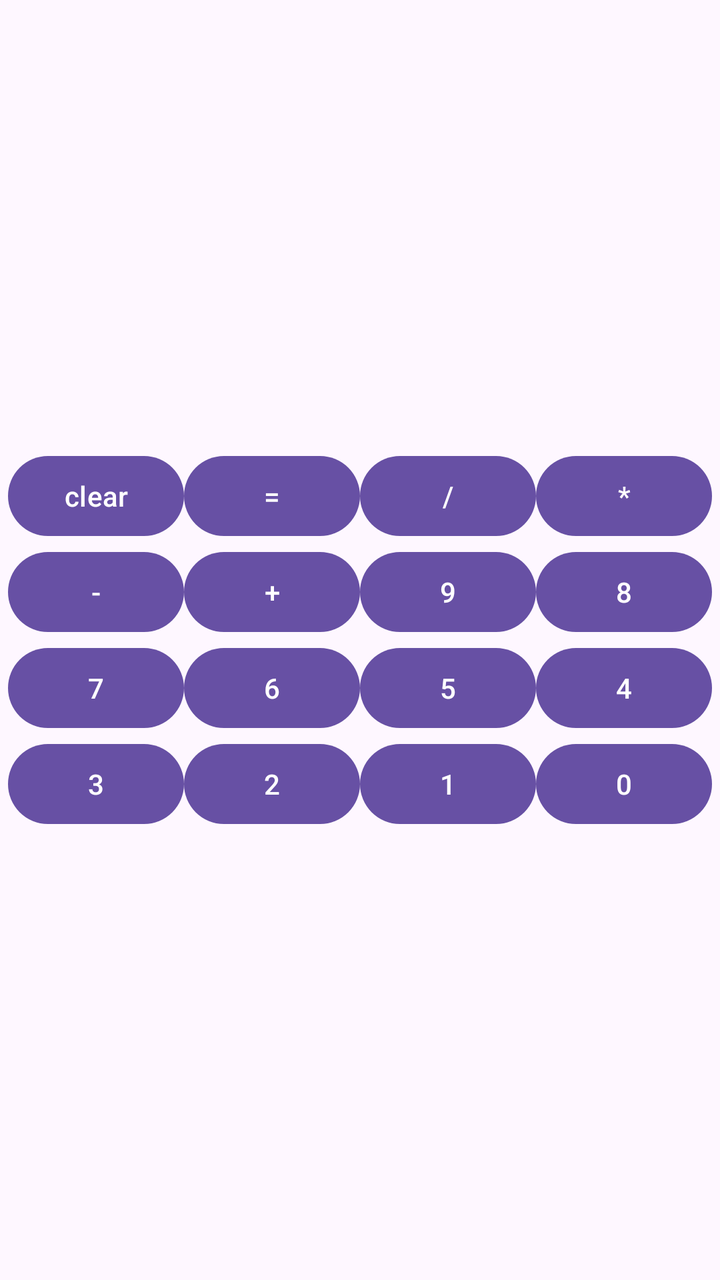
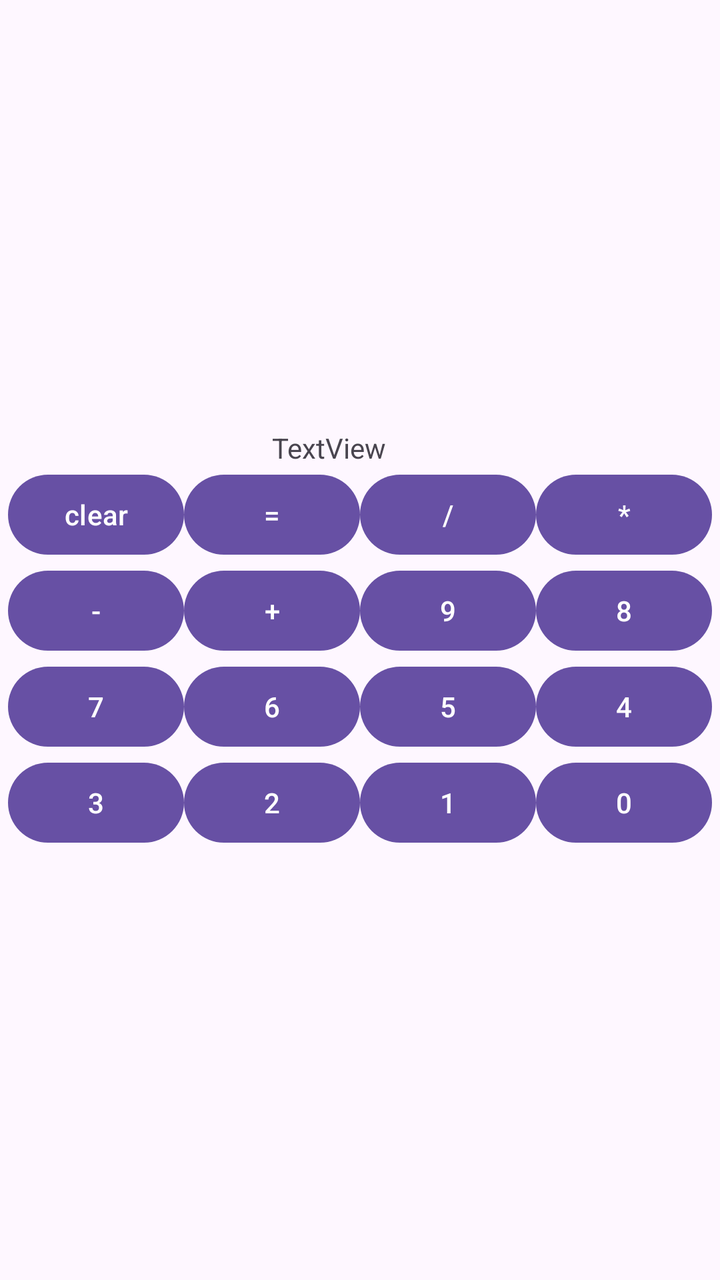

Before-and-after screenshots of an Android layout around one commit, followed by the original layout XML and the change that was made.
<!-- AndroidManifest.xml: application theme Theme.Calculatorapp -->
<!-- res/layout/activity_main.xml -->
<?xml version="1.0" encoding="utf-8"?>
<TableLayout xmlns:android="http://schemas.android.com/apk/res/android"
    xmlns:app="http://schemas.android.com/apk/res-auto"
    xmlns:tools="http://schemas.android.com/tools"
    android:id="@+id/main"
    android:layout_width="match_parent"
    android:layout_height="match_parent"
    android:gravity="center"
    tools:context=".MainActivity">

    <TableRow
        android:layout_width="match_parent"
        android:layout_height="match_parent"
        android:gravity="center_horizontal"/>


    <TableRow
        android:layout_width="match_parent"
        android:layout_height="match_parent"
        android:gravity="center_horizontal">

        <Button
            android:id="@+id/button9"
            android:layout_width="wrap_content"
            android:layout_height="wrap_content"
            android:text="clear" />

        <Button
            android:id="@+id/button10"
            android:layout_width="wrap_content"
            android:layout_height="wrap_content"
            android:text="=" />

        <Button
            android:id="@+id/button11"
            android:layout_width="wrap_content"
            android:layout_height="wrap_content"
            android:text="/" />

        <Button
            android:id="@+id/button12"
            android:layout_width="wrap_content"
            android:layout_height="wrap_content"
            android:text="*" />
    </TableRow>

    <TableRow
        android:layout_width="match_parent"
        android:layout_height="match_parent"
        android:gravity="center_horizontal">

        <Button
            android:id="@+id/button13"
            android:layout_width="wrap_content"
            android:layout_height="wrap_content"
            android:text="-" />

        <Button
            android:id="@+id/button14"
            android:layout_width="wrap_content"
            android:layout_height="wrap_content"
            android:text="+" />

        <Button
            android:id="@+id/button15"
            android:layout_width="wrap_content"
            android:layout_height="wrap_content"
            android:text="9" />

        <Button
            android:id="@+id/button16"
            android:layout_width="wrap_content"
            android:layout_height="wrap_content"
            android:text="8" />
    </TableRow>

    <TableRow
        android:layout_width="match_parent"
        android:layout_height="match_parent"
        android:gravity="center_horizontal">

        <Button
            android:id="@+id/button5"
            android:layout_width="wrap_content"
            android:layout_height="wrap_content"
            android:text="7" />

        <Button
            android:id="@+id/button6"
            android:layout_width="wrap_content"
            android:layout_height="wrap_content"
            android:text="6" />

        <Button
            android:id="@+id/button7"
            android:layout_width="wrap_content"
            android:layout_height="wrap_content"
            android:text="5" />

        <Button
            android:id="@+id/button8"
            android:layout_width="wrap_content"
            android:layout_height="wrap_content"
            android:text="4" />
    </TableRow>

    <TableRow
        android:layout_width="match_parent"
        android:layout_height="match_parent"
        android:gravity="center_horizontal">

        <Button
            android:id="@+id/button"
            android:layout_width="wrap_content"
            android:layout_height="wrap_content"
            android:text="3" />

        <Button
            android:id="@+id/button2"
            android:layout_width="wrap_content"
            android:layout_height="wrap_content"
            android:text="2" />

        <Button
            android:id="@+id/button3"
            android:layout_width="wrap_content"
            android:layout_height="wrap_content"
            android:text="1" />

        <Button
            android:id="@+id/button4"
            android:layout_width="wrap_content"
            android:layout_height="wrap_content"
            android:text="0" />
    </TableRow>
</TableLayout>
<!-- resources referenced by this layout -->
<resources>
  <style name="Theme.Calculatorapp" parent="Base.Theme.Calculatorapp" />
  <style name="Base.Theme.Calculatorapp" parent="Theme.Material3.DayNight.NoActionBar">
          
          
      </style>
</resources>

<!-- the commit's change to res/layout/activity_main.xml (unified diff, before → after) -->
@@ -11,7 +11,14 @@
     <TableRow
         android:layout_width="match_parent"
         android:layout_height="match_parent"
-        android:gravity="center_horizontal"/>
+        android:gravity="center_horizontal">
+
+        <TextView
+            android:id="@+id/textView2"
+            android:layout_width="wrap_content"
+            android:layout_height="wrap_content"
+            android:text="TextView" />
+    </TableRow>
 
 
     <TableRow
